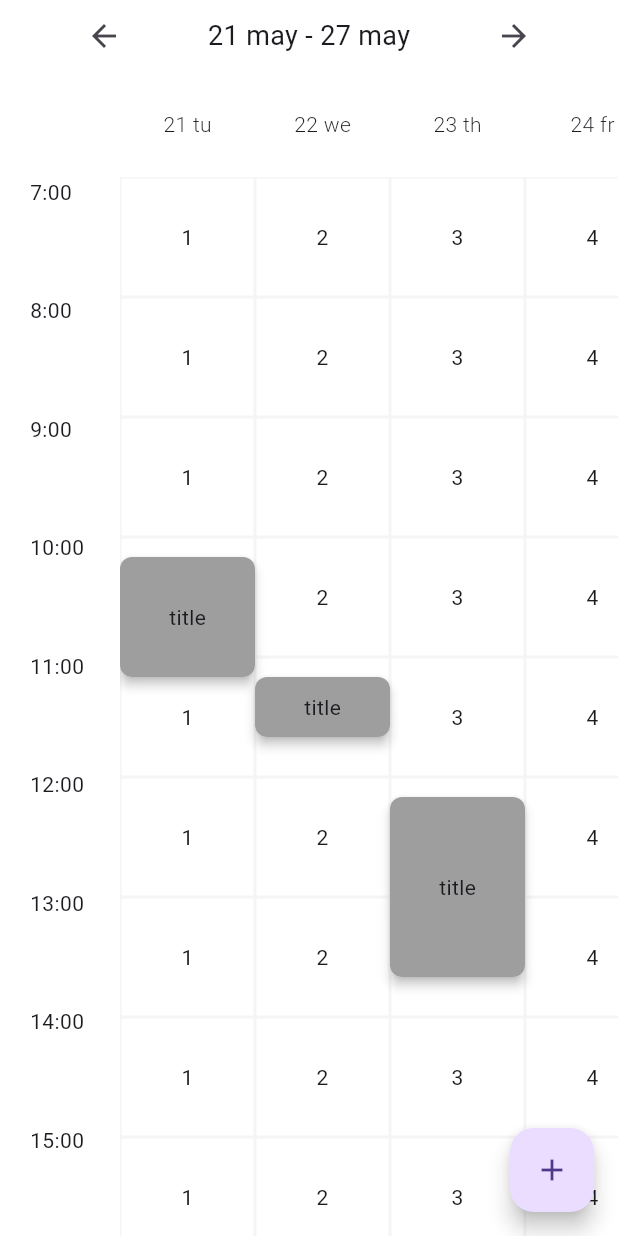
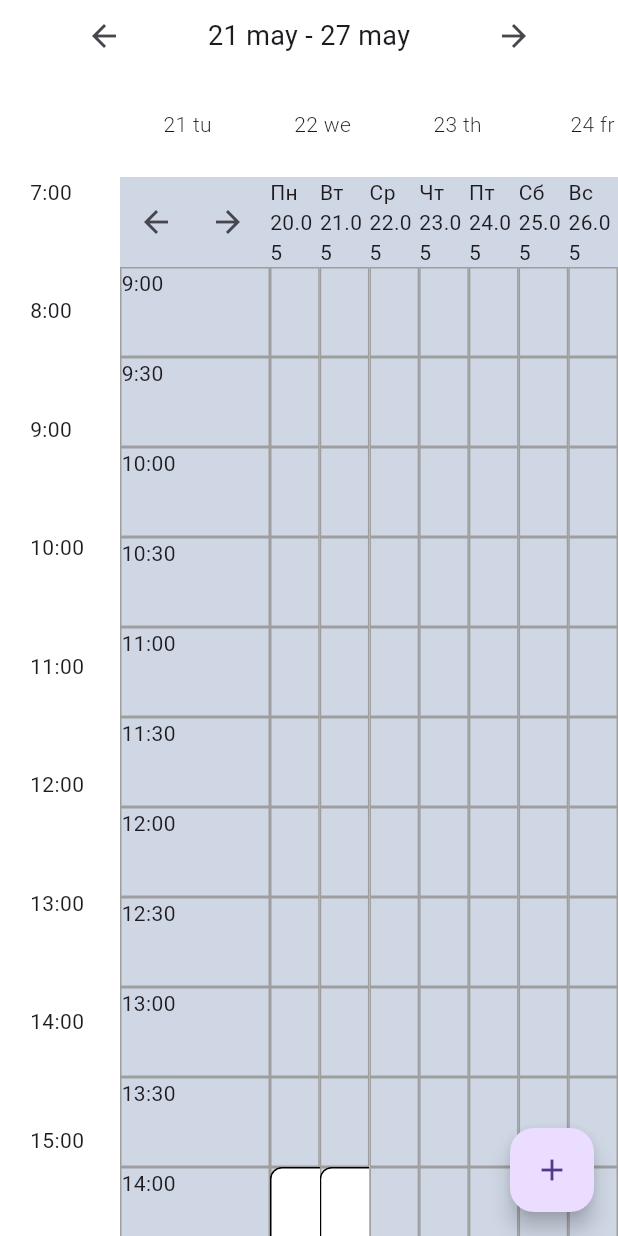
Before and after one commit to AnatoliyRoslyakov/teacher_mate, a Flutter app: the screen it shows after launch, on a phone screen of 412 x 824 dp. Run offline on Flutter 3.47's test engine with Material 3 defaults, Android fonts, the phone set to English and light mode, and no system bars; our stand-ins replace dio, flutter_bloc.

Commit message:
new calendar hard code

```diff
--- /dev/null
+++ b/calendar/lib/calendar_page.dart
@@ -0,0 +1,364 @@
+import 'package:dio/dio.dart';
+import 'package:flutter/cupertino.dart';
+import 'package:flutter/material.dart';
+import 'package:flutter/widgets.dart';
+import 'package:intl/intl.dart';
+
+class CalendarPage extends StatefulWidget {
+  const CalendarPage({super.key});
+
+  @override
+  State<CalendarPage> createState() => _CalendarPageState();
+}
+
+class _CalendarPageState extends State<CalendarPage> {
+  late DateTime currentTime;
+
+  final dio = Dio();
+
+  @override
+  void initState() {
+    currentTime = DateTime.now();
+    // getLessons();
+    super.initState();
+  }
+
+  void prevWeek() {
+    setState(() {
+      currentTime = currentTime.subtract(const Duration(days: 7));
+    });
+  }
+
+  void nextWeek() {
+    setState(() {
+      currentTime = currentTime.add(const Duration(days: 7));
+    });
+  }
+
+  List<List<Lesson>> get lessonsData {
+    final startTime = currentTime.startOfCurrentWeek().startOfDay();
+    final result = <List<Lesson>>[[]];
+    for (int i = 0; i < 7; i++) {
+      result.add(lessons[startTime.add(Duration(days: i))] ?? []);
+    }
+    return result;
+  }
+
+  // Future<void> addLesson() async {}
+
+  // Future<void> getLessons() async {
+  //   const url = 'http://localhost:8080/lessons/getAllLessons';
+  //   final response = await dio.get(url);
+  //   final list = (response.data as List)
+  //       .map(
+  //         (e) => Lesson(
+  //           start: DateTime.fromMillisecondsSinceEpoch(e['start'] * 1000),
+  //           end: DateTime.fromMillisecondsSinceEpoch(e['end'] * 1000),
+  //           name: e['name'],
+  //         ),
+  //       )
+  //       .toList();
+
+  //   setState(() {
+  //     lessons = _getItemsGroup(list);
+  //     print(lessons);
+  //   });
+  // }
+
+  Map<DateTime, List<Lesson>> _getItemsGroup(
+    List<Lesson> data,
+  ) {
+    final result = <DateTime, List<Lesson>>{};
+
+    for (final item in data) {
+      final DateTime time = item.start.startOfDay();
+      if (result[time] != null) {
+        result[time]?.add(item);
+      } else {
+        result[time] = <Lesson>[item];
+      }
+    }
+
+    final List<MapEntry<DateTime, List<Lesson>>> entries =
+        result.entries.toList();
+
+    entries.sort((b, a) => a.key.compareTo(b.key));
+
+    final Map<DateTime, List<Lesson>> sortedMap = Map.fromEntries(
+      entries.map((entry) {
+        final value = entry.value;
+        value.sort((b, a) => a.start.compareTo(b.start));
+        return MapEntry(entry.key, entry.value);
+      }),
+    );
+
+    return sortedMap;
+  }
+
+  Map<DateTime, List<Lesson>> lessons = {
+    DateTime(2024, 5, 20): [
+      Lesson(
+          start: DateTime(2024, 5, 20, 14, 00),
+          end: DateTime(2024, 5, 20, 15, 00),
+          name: 'Евгений'),
+      Lesson(
+          start: DateTime(2024, 5, 20, 15, 00),
+          end: DateTime(2024, 5, 20, 15, 30),
+          name: 'Алеся'),
+      Lesson(
+          start: DateTime(2024, 5, 20, 15, 30),
+          end: DateTime(2024, 5, 20, 16, 00),
+          name: 'Василий')
+    ],
+    DateTime(2024, 5, 21): [
+      Lesson(
+          start: DateTime(2024, 5, 21, 14, 00),
+          end: DateTime(2024, 5, 21, 15, 00),
+          name: 'Елена (США)'),
+      Lesson(
+          start: DateTime(2024, 5, 21, 15, 00),
+          end: DateTime(2024, 5, 21, 15, 30),
+          name: 'Таня'),
+      Lesson(
+          start: DateTime(2024, 5, 21, 15, 30),
+          end: DateTime(2024, 5, 21, 16, 00),
+          name: 'Пробный с к'),
+      Lesson(
+          start: DateTime(2024, 5, 21, 16, 00),
+          end: DateTime(2024, 5, 21, 16, 30),
+          name: 'Василий')
+    ],
+    DateTime(2024, 5, 22): [
+      Lesson(
+          start: DateTime(2024, 5, 21, 15, 00),
+          end: DateTime(2024, 5, 21, 15, 30),
+          name: 'Sprint Calendar')
+    ],
+  };
+
+  @override
+  Widget build(BuildContext context) {
+    final titles = ['', 'Пн', 'Вт', 'Ср', 'Чт', 'Пт', 'Сб', 'Вс'];
+    final startTime = currentTime.startOfCurrentWeek();
+    return Scaffold(
+      backgroundColor: const Color(0xffcfd7e5),
+      body: Column(
+        children: [
+          Row(
+            children: List.generate(8, (index) {
+              if (index == 0) {
+                return SizedBox(
+                  width: 100,
+                  child: Row(
+                    children: [
+                      IconButton(
+                        onPressed: () {
+                          prevWeek();
+                        },
+                        icon: const Icon(Icons.arrow_back),
+                      ),
+                      IconButton(
+                        onPressed: () {
+                          nextWeek();
+                        },
+                        icon: const Icon(Icons.arrow_forward),
+                      )
+                    ],
+                  ),
+                );
+              }
+              final time = DateFormat('dd.MM')
+                  .format(startTime.add(Duration(days: index - 1)));
+              return Expanded(
+                  child: Center(
+                child: Text(
+                  '${titles[index]} $time',
+                ),
+              ));
+            }),
+          ),
+          Expanded(
+            child: SingleChildScrollView(
+              child: Row(
+                children: List.generate(
+                    8,
+                    (index) => index == 0
+                        ? const ColumnTimeWidget()
+                        : Expanded(
+                            child: ColumnDayWidget(
+                            lessons: lessonsData[index],
+                          ))),
+              ),
+            ),
+          ),
+        ],
+      ),
+    );
+  }
+}
+
+class ColumnTimeWidget extends StatelessWidget {
+  const ColumnTimeWidget({
+    super.key,
+  });
+
+  @override
+  Widget build(BuildContext context) {
+    const minutesGrid = 0.5;
+    final start = DateTime.now().copyWith(hour: 9, minute: 0);
+    final end = DateTime.now().copyWith(hour: 22, minute: 0);
+    final count = (end.hour - start.hour) ~/ minutesGrid;
+    return SizedBox(
+      height: count * 60,
+      width: 100,
+      child: Column(
+        children: List.generate(count, (index) {
+          final hour = (index + 18) ~/ 2;
+          final minutes =
+              int.parse(((index + 18) / 2).toString().split('.').last) * 6;
+          return Container(
+            width: double.infinity,
+            height: 60.0,
+            decoration: BoxDecoration(border: Border.all(color: Colors.grey)),
+            child: Text(
+                '$hour:${minutes.toString().length < 2 ? '0$minutes' : minutes}'),
+          );
+        }),
+      ),
+    );
+  }
+}
+
+class ColumnDayWidget extends StatelessWidget {
+  final List<Lesson> lessons;
+  const ColumnDayWidget({
+    super.key,
+    required this.lessons,
+  });
+
+  @override
+  Widget build(BuildContext context) {
+    const minutesGrid = 0.5;
+    final start = DateTime.now().copyWith(hour: 9, minute: 0);
+    final end = DateTime.now().copyWith(hour: 22, minute: 0);
+    final count = (end.hour - start.hour) ~/ minutesGrid;
+    return SizedBox(
+      height: count * 60,
+      width: double.infinity,
+      child: Stack(
+        fit: StackFit.expand,
+        children: [
+          Positioned.fill(
+            child: SizedBox(
+              height: 60.0 * count,
+              child: Column(
+                children: List.generate(count, (index) {
+                  return GestureDetector(
+                    onTap: () {
+                      print('onTap $index');
+                    },
+                    child: Container(
+                      width: double.infinity,
+                      height: 60.0,
+                      decoration:
+                          BoxDecoration(border: Border.all(color: Colors.grey)),
+                    ),
+                  );
+                }),
+              ),
+            ),
+          ),
+          ...List.generate(lessons.length, (index) {
+            final lesson = lessons[index];
+            final start = lesson.start.hour * 60 + lesson.start.minute;
+            final end = lesson.end.hour * 60 + lesson.end.minute;
+            final top = (start - 9 * 60.0) * 2;
+            final height = (end - start).toDouble();
+            return Positioned(
+                top: top,
+                child: Center(
+                  child: GestureDetector(
+                    onTap: () {
+                      print(lesson.name);
+                    },
+                    child: Container(
+                      width: (MediaQuery.of(context).size.width / 7) - 100 / 7,
+                      height: height * 2,
+                      decoration: BoxDecoration(
+                          borderRadius: BorderRadius.circular(8.0),
+                          color: Colors.white,
+                          border: Border.all(color: Colors.black)),
+                      child: FittedBox(
+                        fit: BoxFit.scaleDown,
+                        child: Column(
+                          children: [
+                            Text(
+                                '${lesson.start.hour}:${lesson.start.minute}-${lesson.end.hour}:${lesson.end.minute}'),
+                            Text(
+                              lesson.name,
+                              style: const TextStyle(fontSize: 12.0),
+                            ),
+                          ],
+                        ),
+                      ),
+                    ),
+                  ),
+                ));
+          }),
+        ],
+      ),
+    );
+  }
+}
+
+class Lesson {
+  final DateTime start;
+  final DateTime end;
+  final String name;
+
+  Lesson({required this.start, required this.end, required this.name});
+}
+
+extension DateTimeExt on DateTime {
+  DateTime get monthStart {
+    return DateTime(year, month);
+  }
+
+  DateTime nextMonth() {
+    if (month == DateTime.december) {
+      return DateTime(year + 1);
+    }
+    return DateTime(year, month + 1);
+  }
+
+  DateTime prevMonth() {
+    if (month == DateTime.january) {
+      return DateTime(year - 1, DateTime.december);
+    }
+    return DateTime(year, month - 1);
+  }
+
+  DateTime startOfCurrentWeek() {
+    return subtract(Duration(days: weekday - 1));
+  }
+
+  DateTime lastDayOfWeek() {
+    return add(Duration(days: 7 - weekday));
+  }
+
+  DateTime endOfCurrentMonth() {
+    return nextMonth().subtract(const Duration(microseconds: 1)).startOfDay();
+  }
+
+  DateTime startOfDay() {
+    return DateTime(year, month, day);
+  }
+
+  DateTime endOfDay() {
+    return DateTime(year, month, day, 23, 59, 59, 999);
+  }
+
+  bool isSameDay(DateTime other) {
+    return year == other.year && month == other.month && day == other.day;
+  }
+}
--- a/calendar/lib/main.dart
+++ b/calendar/lib/main.dart
@@ -2,6 +2,7 @@ import 'dart:developer';
 import 'dart:math' as math;
 import 'dart:ui';
 
+import 'package:calendar/calendar_page.dart';
 import 'package:calendar/src/logic/calendar_bloc.dart';
 import 'package:calendar/time_planner.dart';
 import 'package:flutter/material.dart';
@@ -26,9 +27,10 @@ class MyApp extends StatelessWidget {
 
   @override
   Widget build(BuildContext context) {
-    return const MaterialApp(
-      home: CalendarBaseWidget(),
-    );
+    return const MaterialApp(home: CalendarBaseWidget()
+        // CalendarPage(),
+
+        );
   }
 }
 
--- a/calendar/lib/src/time_planner.dart
+++ b/calendar/lib/src/time_planner.dart
@@ -1,5 +1,6 @@
 import 'dart:ui';
 
+import 'package:calendar/calendar_page.dart';
 import 'package:calendar/src/logic/calendar_bloc.dart';
 import 'package:flutter/material.dart';
 import 'package:calendar/src/config/global_config.dart' as config;
@@ -7,6 +8,7 @@ import 'package:calendar/src/time_planner_style.dart';
 import 'package:calendar/src/time_planner_task.dart';
 import 'package:calendar/src/time_planner_time.dart';
 import 'package:calendar/src/time_planner_title.dart';
+import 'package:intl/intl.dart';
 
 /// Time planner widget
 class TimePlanner extends StatefulWidget {
@@ -105,10 +107,12 @@ class _TimePlannerState extends State<TimePlanner> {
     tasks = widget.tasks ?? [];
   }
 
+  DateTime currentTime = DateTime.now();
   @override
   void initState() {
     _initData();
     super.initState();
+    DateTime currentTime = DateTime.now();
     Future.delayed(Duration.zero).then((_) {
       int hour = DateTime.now().hour;
       if (isAnimated != null && isAnimated == true) {
@@ -128,6 +132,68 @@ class _TimePlannerState extends State<TimePlanner> {
         }
       }
     });
+  }
+
+  Map<DateTime, List<Lesson>> lessons = {
+    DateTime(2024, 5, 20): [
+      Lesson(
+          start: DateTime(2024, 5, 20, 14, 00),
+          end: DateTime(2024, 5, 20, 15, 00),
+          name: 'Евгений'),
+      Lesson(
+          start: DateTime(2024, 5, 20, 15, 00),
+          end: DateTime(2024, 5, 20, 15, 30),
+          name: 'Алеся'),
+      Lesson(
+          start: DateTime(2024, 5, 20, 15, 30),
+          end: DateTime(2024, 5, 20, 16, 00),
+          name: 'Василий')
+    ],
+    DateTime(2024, 5, 21): [
+      Lesson(
+          start: DateTime(2024, 5, 21, 14, 00),
+          end: DateTime(2024, 5, 21, 15, 00),
+          name: 'Елена (США)'),
+      Lesson(
+          start: DateTime(2024, 5, 21, 15, 00),
+          end: DateTime(2024, 5, 21, 15, 30),
+          name: 'Таня'),
+      Lesson(
+          start: DateTime(2024, 5, 21, 15, 30),
+          end: DateTime(2024, 5, 21, 16, 00),
+          name: 'Пробный с к'),
+      Lesson(
+          start: DateTime(2024, 5, 21, 16, 00),
+          end: DateTime(2024, 5, 21, 16, 30),
+          name: 'Василий')
+    ],
+    DateTime(2024, 5, 22): [
+      Lesson(
+          start: DateTime(2024, 5, 21, 15, 00),
+          end: DateTime(2024, 5, 21, 15, 30),
+          name: 'Sprint Calendar')
+    ],
+  };
+
+  void prevWeek() {
+    setState(() {
+      currentTime = currentTime.subtract(const Duration(days: 7));
+    });
+  }
+
+  void nextWeek() {
+    setState(() {
+      currentTime = currentTime.add(const Duration(days: 7));
+    });
+  }
+
+  List<List<Lesson>> get lessonsData {
+    final startTime = currentTime.startOfCurrentWeek().startOfDay();
+    final result = <List<Lesson>>[[]];
+    for (int i = 0; i < 7; i++) {
+      result.add(lessons[startTime.add(Duration(days: i))] ?? []);
+    }
+    return result;
   }
 
   @override
@@ -348,78 +414,136 @@ class _TimePlannerState extends State<TimePlanner> {
   }
 
   Widget buildMainBody() {
-    return SingleChildScrollView(
-      controller: mainVerticalController,
+    final titles = ['', 'Пн', 'Вт', 'Ср', 'Чт', 'Пт', 'Сб', 'Вс'];
+    final startTime = currentTime.startOfCurrentWeek();
+    return Scaffold(
+      backgroundColor: const Color(0xffcfd7e5),
+      body: Column(
+        children: [
+          Row(
+            children: List.generate(8, (index) {
+              if (index == 0) {
+                return SizedBox(
+                  width: 100,
+                  child: Row(
+                    children: [
+                      IconButton(
+                        onPressed: () {
+                          prevWeek();
+                        },
+                        icon: const Icon(Icons.arrow_back),
+                      ),
+                      IconButton(
+                        onPressed: () {
+                          nextWeek();
+                        },
+                        icon: const Icon(Icons.arrow_forward),
+                      )
+                    ],
+                  ),
+                );
+              }
+              final time = DateFormat('dd.MM')
+                  .format(startTime.add(Duration(days: index - 1)));
+              return Expanded(
+                  child: Center(
+                child: Text(
+                  '${titles[index]} $time',
+                ),
+              ));
+            }),
+          ),
+          Expanded(
             child: SingleChildScrollView(
-          controller: mainHorizontalController,
-          scrollDirection: Axis.horizontal,
-          child: Align(
-            alignment: Alignment.topLeft,
-            child: Container(
-              height: (config.totalHours * config.cellHeight!) + 80,
-              width: (config.totalDays * config.cellWidth!).toDouble(),
-              color: Colors.grey[100],
-              child: Stack(
-                children: [
-                  GridView.builder(
-                    gridDelegate: SliverGridDelegateWithFixedCrossAxisCount(
-                      crossAxisCount: config.totalDays,
-                      childAspectRatio: config.cellWidth! / config.cellHeight!,
-                    ),
-                    itemCount:
-                        (config.totalHours.toInt() + 1) * config.totalDays,
-                    itemBuilder: (context, index) {
-                      int day = index % config.totalDays + 1;
-
-                      return InkWell(
-                        onTap: () {
-                          _showBlurredDialog(
-                              context, TimeOfDay(hour: 10, minute: 20));
-                        },
-                        child: Container(
-                          margin: EdgeInsets.all(1),
-                          color: Colors.white,
-                          child: Center(
-                            child: Text('$day'),
+              child: Row(
+                children: List.generate(
+                    8,
+                    (index) => index == 0
+                        ? const ColumnTimeWidget()
+                        : Expanded(
+                            child: ColumnDayWidget(
+                            lessons: lessonsData[index],
+                          ))),
               ),
             ),
-                      );
-                    },
           ),
-                  // Добавляем задачи на календарь
-                  ...tasks.where((task) {
-                    DateTime taskDate = DateTime(
-                      task.dateTime.year,
-                      task.dateTime.month,
-                      task.dateTime.day,
-                    );
-                    return taskDate.year == 2024 && taskDate.month == 5;
-                  }).map((task) {
-                    double top = ((config.cellHeight! *
-                                (task.dateTime.hour - config.startHour)) +
-                            ((task.dateTime.minutes * config.cellHeight!) / 60))
-                        .toDouble();
-                    double left =
-                        config.cellWidth! * (task.dateTime.day - 1).toDouble();
-
-                    return Positioned(
-                      top: top,
-                      left: left,
-                      child: TimePlannerTask(
-                        task: task,
-                        widthTask: config.cellWidth!.toDouble(),
-                        leftSpace: 0.0,
-                        onTap: () {
-                          // Обработка нажатия на задачу
-                        },
+        ],
       ),
     );
-                  }).toList(),
-                ],
-              ),
-            ),
-          )),
-    );
+  }
+
+  // return SingleChildScrollView(
+  //   controller: mainVerticalController,
+  //   child: SingleChildScrollView(
+  //       controller: mainHorizontalController,
+  //       scrollDirection: Axis.horizontal,
+  //       child: Align(
+  //         alignment: Alignment.topLeft,
+  //         child: Container(
+  //           height: (config.totalHours * config.cellHeight!) + 80,
+  //           width: (config.totalDays * config.cellWidth!).toDouble(),
+  //           color: Colors.grey[100],
+  //           child: Stack(
+  //             children: [
+  //               GridView.builder(
+  //                 gridDelegate: SliverGridDelegateWithFixedCrossAxisCount(
+  //                   crossAxisCount: config.totalDays,
+  //                   childAspectRatio: config.cellWidth! / config.cellHeight!,
+  //                 ),
+  //                 itemCount:
+  //                     (config.totalHours.toInt() + 1) * config.totalDays,
+  //                 itemBuilder: (context, index) {
+  //                   int day = index % config.totalDays + 1;
+
+  //                   return InkWell(
+  //                     onTap: () {
+  //                       _showBlurredDialog(
+  //                           context, TimeOfDay(hour: 10, minute: 20));
+  //                     },
+  //                     child: Container(
+  //                       margin: EdgeInsets.all(1),
+  //                       color: Colors.white,
+  //                       child: Center(
+  //                         child: Text('$day'),
+  //                       ),
+  //                     ),
+  //                   );
+  //                 },
+  //               ),
+  //               // Добавляем задачи на календарь
+  //               ...tasks.where((task) {
+  //                 DateTime taskDate = DateTime(
+  //                   task.dateTime.year,
+  //                   task.dateTime.month,
+  //                   task.dateTime.day,
+  //                 );
+  //                 return taskDate.year == 2024 && taskDate.month == 5;
+  //               }).map((task) {
+  //                 double top = ((config.cellHeight! *
+  //                             (task.dateTime.hour - config.startHour)) +
+  //                         ((task.dateTime.minutes * config.cellHeight!) / 60))
+  //                     .toDouble();
+  //                 double left =
+  //                     config.cellWidth! * (task.dateTime.day - 1).toDouble();
+
+  //                 return Positioned(
+  //                   top: top,
+  //                   left: left,
+  //                   child: TimePlannerTask(
+  //                     task: task,
+  //                     widthTask: config.cellWidth!.toDouble(),
+  //                     leftSpace: 0.0,
+  //                     onTap: () {
+  //                       // Обработка нажатия на задачу
+  //                     },
+  //                   ),
+  //                 );
+  //               }).toList(),
+  //             ],
+  //           ),
+  //         ),
+  //       )),
+  // );
 
   //   return SingleChildScrollView(
   //     controller: mainVerticalController,
@@ -494,7 +618,6 @@ class _TimePlannerState extends State<TimePlanner> {
   //     ),
   //   );
   // }
-  }
 
   String formattedTime(int hour) {
     /// this method formats the input hour into a time string
--- a/calendar/pubspec.yaml
+++ b/calendar/pubspec.yaml
@@ -14,6 +14,7 @@ dependencies:
 
   cupertino_icons: ^1.0.6
   intl: ^0.19.0
+  dio: ^5.4.3+1
 
 dev_dependencies:
   flutter_test:
```
Also changed, not shown: calendar/pubspec.lock. Lines whose indentation alone changed are shown as unchanged.
